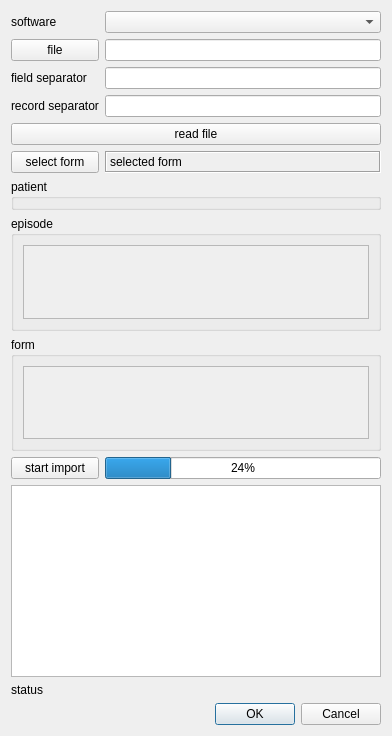
Old version of the form plugins/recordimportplugin/recordimportdialog.ui in the repository FreeHealth/freehealth.
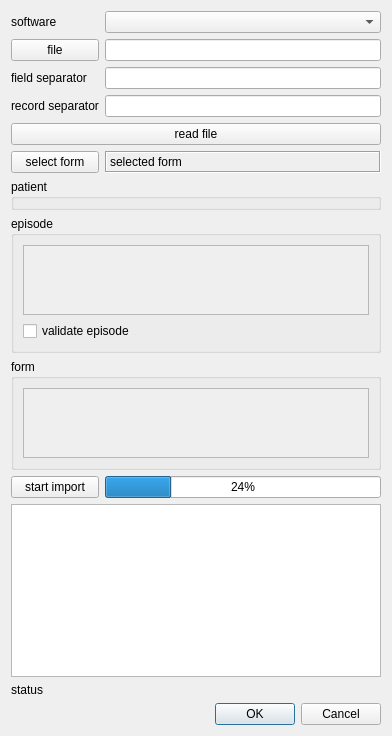
New version of the form.

The edit to the form file:
```diff
--- a/plugins/recordimportplugin/recordimportdialog.ui
+++ b/plugins/recordimportplugin/recordimportdialog.ui
@@ -47,6 +47,13 @@
         </widget>
        </widget>
       </item>
+      <item>
+       <widget class="QCheckBox" name="validateEpisodeCheckBox">
+        <property name="text">
+         <string>validate episode</string>
+        </property>
+       </widget>
+      </item>
      </layout>
     </widget>
    </item>
```
